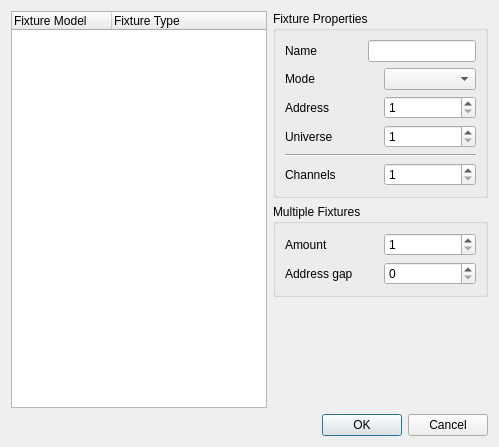
Old version of the form branches/qt4/main/src/addfixture.ui in the repository Bondzio/qlc.
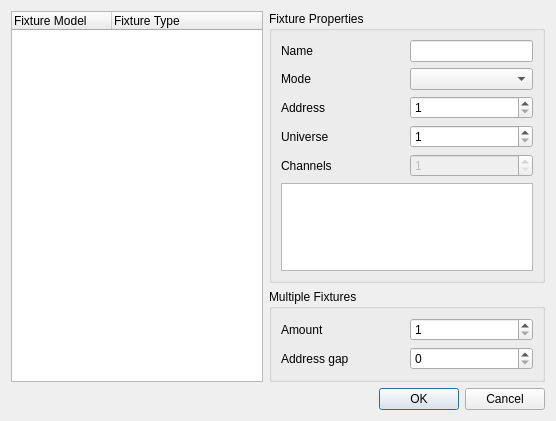
New version of the form.

Patch:
```diff
--- a/branches/qt4/main/src/addfixture.ui
+++ b/branches/qt4/main/src/addfixture.ui
@@ -5,17 +5,15 @@
    <rect>
     <x>0</x>
     <y>0</y>
-    <width>499</width>
-    <height>447</height>
+    <width>556</width>
+    <height>421</height>
    </rect>
   </property>
   <property name="windowTitle" >
    <string>Add fixture</string>
   </property>
-  <layout class="QVBoxLayout" >
-   <item>
-    <layout class="QHBoxLayout" >
-     <item>
+  <layout class="QGridLayout" name="gridLayout_2" >
+   <item rowspan="2" row="0" column="0" >
       <widget class="QTreeWidget" name="m_tree" >
        <property name="sizePolicy" >
         <sizepolicy vsizetype="Expanding" hsizetype="Preferred" >
@@ -35,24 +33,20 @@
        </column>
       </widget>
      </item>
-     <item>
-      <layout class="QVBoxLayout" >
-       <item>
+   <item row="0" column="1" >
         <widget class="QGroupBox" name="groupBox" >
          <property name="title" >
           <string>Fixture Properties</string>
          </property>
-         <layout class="QVBoxLayout" >
-          <item>
-           <layout class="QHBoxLayout" >
-            <item>
+     <layout class="QGridLayout" name="gridLayout" >
+      <item row="0" column="0" >
              <widget class="QLabel" name="m_nameLabel" >
               <property name="text" >
                <string>Name</string>
               </property>
              </widget>
             </item>
-            <item>
+      <item row="0" column="1" >
              <widget class="QLineEdit" name="m_nameEdit" >
               <property name="sizePolicy" >
                <sizepolicy vsizetype="Preferred" hsizetype="Preferred" >
@@ -62,18 +56,14 @@
               </property>
              </widget>
             </item>
-           </layout>
-          </item>
-          <item>
-           <layout class="QHBoxLayout" >
-            <item>
+      <item row="1" column="0" >
              <widget class="QLabel" name="m_modeLabel" >
               <property name="text" >
                <string>Mode</string>
               </property>
              </widget>
             </item>
-            <item>
+      <item row="1" column="1" >
              <widget class="QComboBox" name="m_modeCombo" >
               <property name="sizePolicy" >
                <sizepolicy vsizetype="Preferred" hsizetype="Preferred" >
@@ -83,18 +73,14 @@
               </property>
              </widget>
             </item>
-           </layout>
-          </item>
-          <item>
-           <layout class="QHBoxLayout" >
-            <item>
+      <item row="2" column="0" >
              <widget class="QLabel" name="m_addressLabel" >
               <property name="text" >
                <string>Address</string>
               </property>
              </widget>
             </item>
-            <item>
+      <item row="2" column="1" >
              <widget class="QSpinBox" name="m_addressSpin" >
               <property name="sizePolicy" >
                <sizepolicy vsizetype="Preferred" hsizetype="Preferred" >
@@ -110,18 +96,14 @@
               </property>
              </widget>
             </item>
-           </layout>
-          </item>
-          <item>
-           <layout class="QHBoxLayout" >
-            <item>
+      <item row="3" column="0" >
              <widget class="QLabel" name="m_universeLabel" >
               <property name="text" >
                <string>Universe</string>
               </property>
              </widget>
             </item>
-            <item>
+      <item row="3" column="1" >
              <widget class="QSpinBox" name="m_universeSpin" >
               <property name="sizePolicy" >
                <sizepolicy vsizetype="Preferred" hsizetype="Preferred" >
@@ -137,26 +119,18 @@
               </property>
              </widget>
             </item>
-           </layout>
-          </item>
-          <item>
-           <widget class="Line" name="line" >
-            <property name="orientation" >
-             <enum>Qt::Horizontal</enum>
-            </property>
-           </widget>
-          </item>
-          <item>
-           <layout class="QHBoxLayout" >
-            <item>
+      <item row="4" column="0" >
              <widget class="QLabel" name="m_channelsLabel" >
               <property name="text" >
                <string>Channels</string>
               </property>
              </widget>
             </item>
-            <item>
+      <item row="4" column="1" >
              <widget class="QSpinBox" name="m_channelsSpin" >
+        <property name="enabled" >
+         <bool>false</bool>
+        </property>
               <property name="sizePolicy" >
                <sizepolicy vsizetype="Preferred" hsizetype="Preferred" >
                 <horstretch>0</horstretch>
@@ -169,14 +143,25 @@
               <property name="maximum" >
                <number>128</number>
               </property>
-             </widget>
-            </item>
-           </layout>
+        <property name="value" >
+         <number>1</number>
+        </property>
+       </widget>
+      </item>
+      <item row="5" column="0" colspan="2" >
+       <widget class="QListWidget" name="m_channelList" >
+        <property name="alternatingRowColors" >
+         <bool>true</bool>
+        </property>
+        <property name="selectionMode" >
+         <enum>QAbstractItemView::NoSelection</enum>
+        </property>
+       </widget>
           </item>
          </layout>
         </widget>
        </item>
-       <item>
+   <item row="1" column="1" >
         <widget class="QGroupBox" name="groupBox_2" >
          <property name="title" >
           <string>Multiple Fixtures</string>
@@ -236,30 +221,13 @@
          </layout>
         </widget>
        </item>
-       <item>
-        <spacer>
-         <property name="orientation" >
-          <enum>Qt::Vertical</enum>
-         </property>
-         <property name="sizeHint" >
-          <size>
-           <width>20</width>
-           <height>40</height>
-          </size>
-         </property>
-        </spacer>
-       </item>
-      </layout>
-     </item>
-    </layout>
-   </item>
-   <item>
+   <item row="2" column="0" colspan="2" >
     <widget class="QDialogButtonBox" name="m_buttonBox" >
      <property name="orientation" >
       <enum>Qt::Horizontal</enum>
      </property>
      <property name="standardButtons" >
-      <set>QDialogButtonBox::Cancel|QDialogButtonBox::NoButton|QDialogButtonBox::Ok</set>
+      <set>QDialogButtonBox::Cancel|QDialogButtonBox::Ok</set>
      </property>
     </widget>
    </item>
```
Lines whose indentation alone changed are shown as unchanged.
